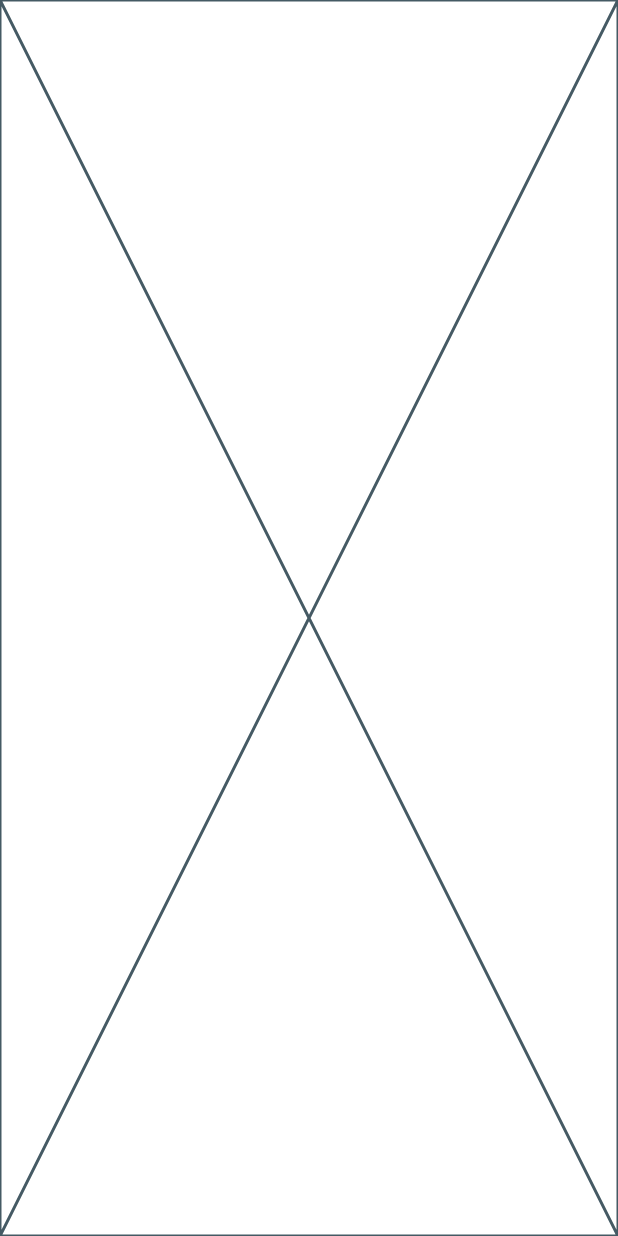
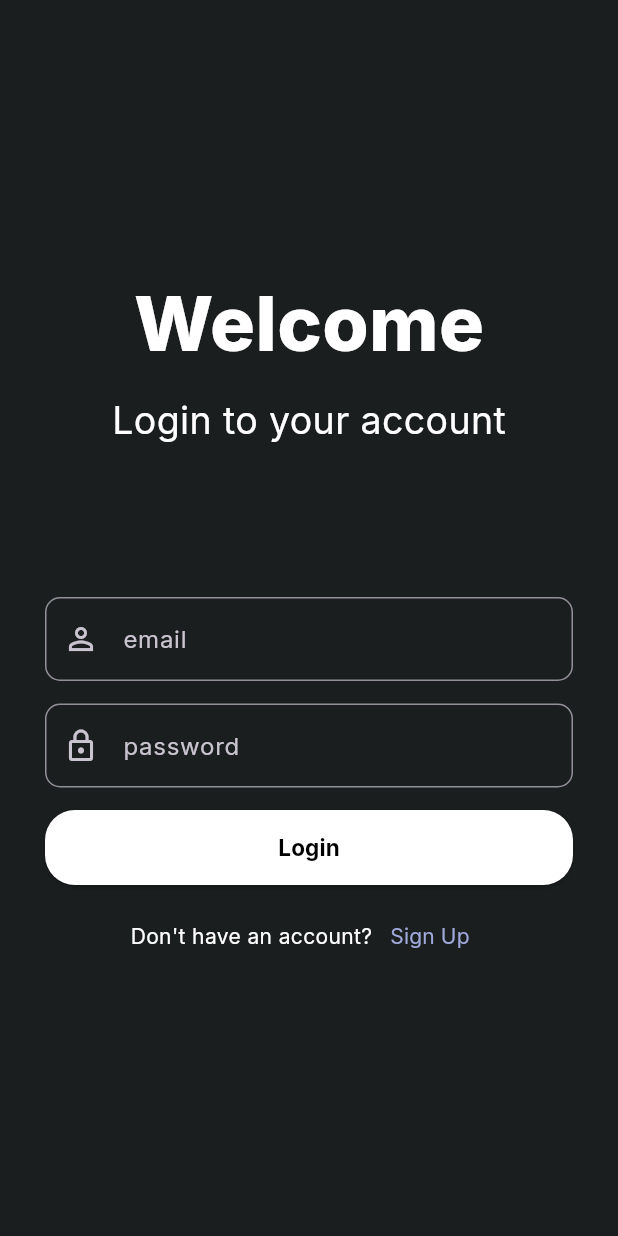
Before and after one commit to Jun-as2/online-bulletin-board, a Flutter app: the screen it shows after launch, on a phone screen of 412 x 824 dp. Run offline on Flutter 3.47's test engine with Material 3 defaults, Android fonts, the phone set to English and light mode, and no system bars; our stand-ins replace firebase_auth, firebase_core, fluttertoast, google_fonts; accounts and stored records are empty.

Commit message:
로그인 화면 구성과 로그인 기능 완료 + 회원가입 화면 생성

```diff
--- a/lib/screen/sign_in_screen.dart
+++ b/lib/screen/sign_in_screen.dart
@@ -1,4 +1,8 @@
+import 'package:firebase_auth/firebase_auth.dart';
 import 'package:flutter/material.dart';
+import 'package:fluttertoast/fluttertoast.dart';
+import 'package:online_bulletin_board/screen/home_screen.dart';
+import 'package:online_bulletin_board/screen/sign_up_screen.dart';
 
 class SignInScreen extends StatefulWidget {
   const SignInScreen({super.key});
@@ -8,8 +12,166 @@ class SignInScreen extends StatefulWidget {
 }
 
 class _SignInScreenState extends State<SignInScreen> {
+  TextEditingController emailController = TextEditingController();
+  TextEditingController passwordController = TextEditingController();
+  FirebaseAuth firebaseAuth = FirebaseAuth.instance;
+
+  Future<void> _signIn() async {
+    try {
+      var userCredential = await firebaseAuth.signInWithEmailAndPassword(
+          email: emailController.text, password: passwordController.text);
+      Navigator.pushReplacement(
+          context,
+          MaterialPageRoute(
+            builder: (context) => HomeScreen(),
+          ));
+    } on FirebaseAuthException catch (error) {
+      print(error.code);
+      switch (error.code) {
+        case "invalid-email":
+          Fluttertoast.showToast(msg: "유효하지 않은 이메일입니다");
+          break;
+        case "user-disabled":
+          Fluttertoast.showToast(msg: "비활성화된 사용자입니다");
+          break;
+        case "user-not-found":
+          Fluttertoast.showToast(msg: "등록되지 않은 사용자입니다");
+          break;
+        case "wrong-password":
+          Fluttertoast.showToast(msg: "비밀번호가 틀립니다");
+          break;
+        default:
+          Fluttertoast.showToast(msg: "로그인에 실패하였습니다");
+          break;
+      }
+      return;
+    }
+  }
+
   @override
   Widget build(BuildContext context) {
-    return const Placeholder();
+    return Scaffold(
+      body: Form(
+        child: SingleChildScrollView(
+          padding: const EdgeInsets.all(30.0),
+          child: Column(
+            children: [
+              const SizedBox(
+                height: 150,
+              ),
+              const Text(
+                'Welcome',
+                style: TextStyle(
+                    color: Colors.white,
+                    fontSize: 50,
+                    fontWeight: FontWeight.w800),
+              ),
+              const SizedBox(
+                height: 10,
+              ),
+              const Text(
+                'Login to your account',
+                style: TextStyle(
+                  color: Colors.white,
+                  fontSize: 25,
+                  fontWeight: FontWeight.w400,
+                ),
+              ),
+              const SizedBox(
+                height: 100,
+              ),
+              TextFormField(
+                keyboardType: TextInputType.name,
+                controller: emailController,
+                decoration: InputDecoration(
+                  prefixIcon: const Icon(Icons.person_outline),
+                  labelText: 'email',
+                  border: OutlineInputBorder(
+                      borderRadius: BorderRadius.circular(10.0)),
+                ),
+              ),
+              const SizedBox(
+                height: 15,
+              ),
+              TextFormField(
+                keyboardType: TextInputType.visiblePassword,
+                controller: passwordController,
+                obscureText: true,
+                decoration: InputDecoration(
+                  prefixIcon: const Icon(Icons.lock_outline),
+                  labelText: 'password',
+                  border: OutlineInputBorder(
+                      borderRadius: BorderRadius.circular(10.0)),
+                ),
+              ),
+              const SizedBox(
+                height: 15,
+              ),
+              ElevatedButton(
+                onPressed: () async {
+                  await _signIn();
+                  User? user = firebaseAuth.currentUser;
+                  if (user == null) {
+                    return;
+                  } else {
+                    Navigator.pushReplacement(
+                        context,
+                        MaterialPageRoute(
+                          builder: (context) => HomeScreen(),
+                        ));
+                  }
+                },
+                style: ElevatedButton.styleFrom(
+                  backgroundColor: Colors.white,
+                  minimumSize: const Size.fromHeight(50.0),
+                  shape: RoundedRectangleBorder(
+                    borderRadius: BorderRadius.circular(20),
+                  ),
+                ),
+                child: const Text(
+                  'Login',
+                  style: TextStyle(
+                      color: Colors.black,
+                      fontSize: 15,
+                      fontWeight: FontWeight.bold),
+                ),
+              ),
+              const SizedBox(
+                height: 10,
+              ),
+              Row(
+                mainAxisAlignment: MainAxisAlignment.center,
+                children: [
+                  const Text(
+                    'Don\'t have an account?',
+                    style: TextStyle(color: Colors.white),
+                  ),
+                  TextButton(
+                    onPressed: () {
+                      Navigator.push(
+                          context,
+                          MaterialPageRoute(
+                            builder: (context) => const SignUpScreen(),
+                          )).then(
+                        (value) {
+                          setState(() {});
+                        },
+                      );
+                    },
+                    child: Text(
+                      'Sign Up',
+                      style: TextStyle(
+                        color: Colors.indigo[200],
+                        fontWeight: FontWeight.w400,
+                      ),
+                    ),
+                  ),
+                ],
+              ),
+            ],
+          ),
+        ),
+      ),
+    );
   }
 }
```
Also changed, not shown: lib/screen/sign_up_screen.dart (added, +15 -0 lines).
